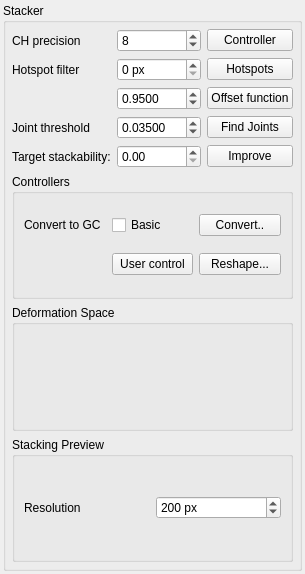
HonghuaLi/stacker, file Stacker/StackerWidget.ui: the form before one commit.
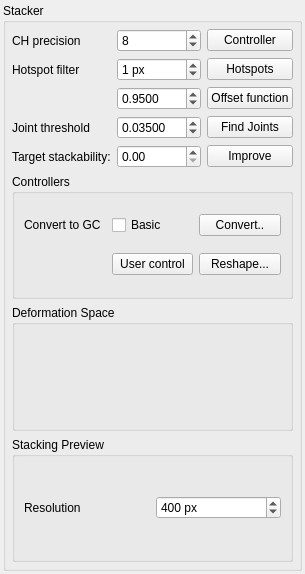
The form after the commit.

```diff
--- a/Stacker/StackerWidget.ui
+++ b/Stacker/StackerWidget.ui
@@ -129,7 +129,7 @@
             <number>1024</number>
            </property>
            <property name="value">
-            <number>200</number>
+            <number>400</number>
            </property>
           </widget>
          </item>
@@ -145,7 +145,7 @@
          <number>50</number>
         </property>
         <property name="value">
-         <number>0</number>
+         <number>1</number>
         </property>
        </widget>
       </item>
```
